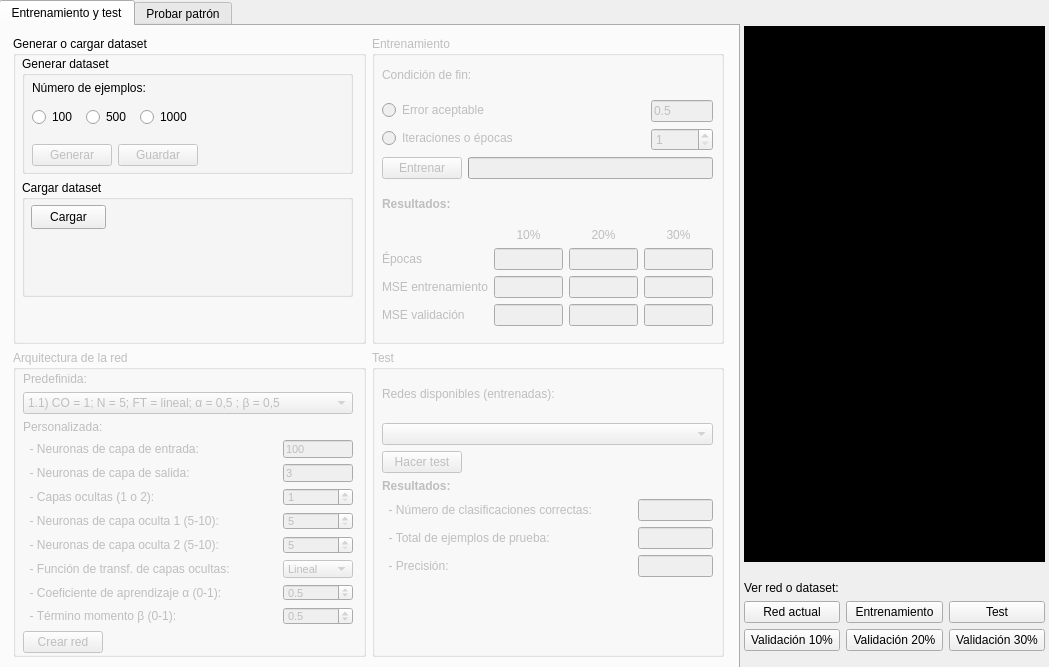
First picture: the form in linux/ui/uitpi.ui, repository angelogllrd/TPI-MLP-Multi-Layer-Perceptron, before the edit.
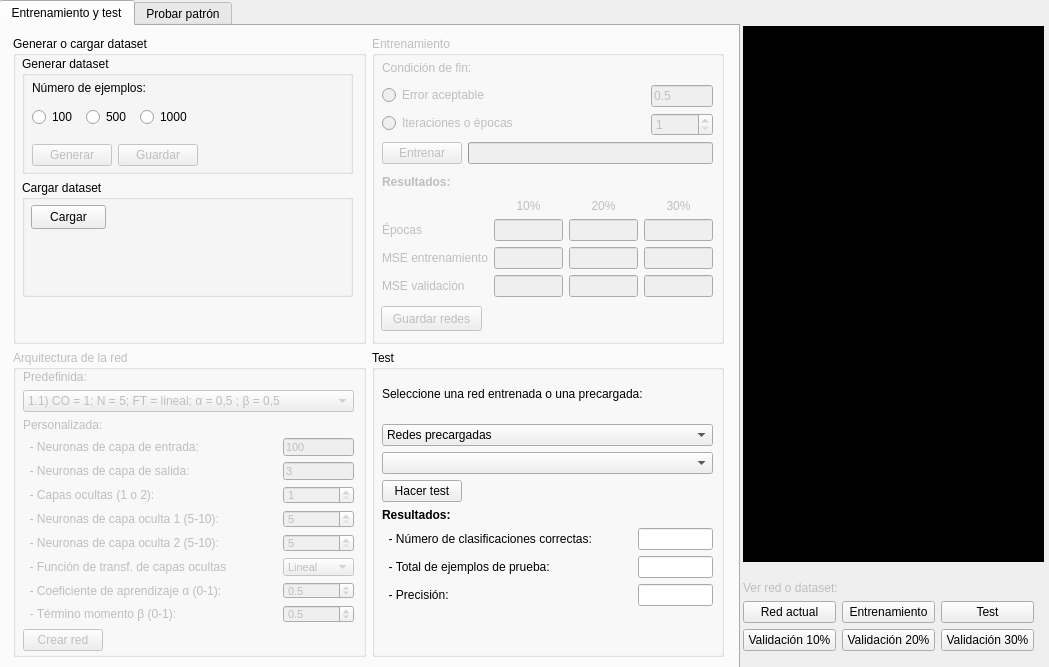
Second picture: the form after the edit.

```diff
--- a/linux/ui/uitpi.ui
+++ b/linux/ui/uitpi.ui
@@ -234,8 +234,8 @@
             <property name="geometry">
              <rect>
               <x>10</x>
-              <y>22</y>
-              <width>330</width>
+              <y>20</y>
+              <width>331</width>
               <height>281</height>
              </rect>
             </property>
@@ -422,13 +422,8 @@
                </item>
                <item row="5" column="0">
                 <widget class="QLabel" name="label_arquired6">
-                 <property name="font">
-                  <font>
-                   <pointsize>9</pointsize>
-                  </font>
-                 </property>
                  <property name="text">
-                  <string>  - Función de transf. de capas ocultas:              </string>
+                  <string>  - Función de transf. de capas ocultas               </string>
                  </property>
                 </widget>
                </item>
@@ -570,7 +565,7 @@
               <x>10</x>
               <y>20</y>
               <width>331</width>
-              <height>270</height>
+              <height>241</height>
              </rect>
             </property>
             <layout class="QVBoxLayout" name="verticalLayout_6">
@@ -595,11 +590,6 @@
                </item>
                <item row="0" column="1">
                 <widget class="QLineEdit" name="lineEdit_erroracep">
-                 <property name="font">
-                  <font>
-                   <pointsize>9</pointsize>
-                  </font>
-                 </property>
                  <property name="text">
                   <string>0.5</string>
                  </property>
@@ -841,12 +831,28 @@
              </item>
             </layout>
            </widget>
+           <widget class="QPushButton" name="pushButton_guardarredesentrenadas">
+            <property name="geometry">
+             <rect>
+              <x>9</x>
+              <y>270</y>
+              <width>101</width>
+              <height>25</height>
+             </rect>
+            </property>
+            <property name="toolTip">
+             <string>&lt;html&gt;&lt;head/&gt;&lt;body&gt;&lt;p&gt;Guarda cada una de las 3 redes entrenadas, junto con sus datasets de entrenamiento, test y validación asociados, en un archivo .json&lt;/p&gt;&lt;/body&gt;&lt;/html&gt;</string>
+            </property>
+            <property name="text">
+             <string>Guardar redes</string>
+            </property>
+           </widget>
           </widget>
          </item>
          <item>
           <widget class="QGroupBox" name="groupBox_test">
            <property name="enabled">
-            <bool>false</bool>
+            <bool>true</bool>
            </property>
            <property name="title">
             <string>Test</string>
@@ -857,29 +863,52 @@
               <x>10</x>
               <y>20</y>
               <width>331</width>
-              <height>207</height>
+              <height>236</height>
              </rect>
             </property>
             <layout class="QVBoxLayout" name="verticalLayout_7">
              <item>
               <widget class="QLabel" name="label_206">
                <property name="text">
-                <string>Redes disponibles (entrenadas):</string>
+                <string>Seleccione una red entrenada o una precargada:</string>
                </property>
               </widget>
              </item>
+             <item>
+              <widget class="QComboBox" name="comboBox_tipomodelotest">
+               <property name="toolTip">
+                <string>&lt;html&gt;&lt;head/&gt;&lt;body&gt;&lt;p&gt;Permite seleccionar si listar las redes precargadas, o las que se entrenaron desde que se inició la aplicación&lt;/p&gt;&lt;/body&gt;&lt;/html&gt;</string>
+               </property>
+               <property name="currentIndex">
+                <number>0</number>
+               </property>
+               <property name="placeholderText">
+                <string>Seleccione un tipo de modelo</string>
+               </property>
+               <item>
+                <property name="text">
+                 <string>Redes precargadas</string>
+                </property>
+               </item>
+               <item>
+                <property name="text">
+                 <string>Redes entrenadas</string>
+                </property>
+               </item>
+              </widget>
+             </item>
              <item>
               <widget class="QComboBox" name="comboBox_test">
                <property name="font">
                 <font>
-                 <pointsize>8</pointsize>
+                 <pointsize>7</pointsize>
                 </font>
                </property>
                <property name="toolTip">
                 <string>&lt;html&gt;&lt;head/&gt;&lt;body&gt;&lt;p&gt;&lt;span style=&quot; font-size:9pt;&quot;&gt;Lista las redes entrenadas que se guardaron. Una red con la misma configuración que una ya existente en la lista, sobreescribe la misma cuando se la entrena&lt;/span&gt;&lt;/p&gt;&lt;/body&gt;&lt;/html&gt;</string>
                </property>
                <property name="placeholderText">
-                <string>Seleccione una opción</string>
+                <string>Seleccione un modelo</string>
                </property>
               </widget>
              </item>
@@ -966,15 +995,12 @@
       </property>
       <property name="geometry">
        <rect>
-        <x>25</x>
+        <x>27</x>
         <y>111</y>
-        <width>91</width>
+        <width>87</width>
         <height>34</height>
        </rect>
       </property>
-      <property name="styleSheet">
-       <string notr="true">border-color: rgba(255, 255, 255, 0);</string>
-      </property>
       <property name="frameShape">
        <enum>QFrame::NoFrame</enum>
       </property>
@@ -988,9 +1014,9 @@
       </property>
       <property name="geometry">
        <rect>
-        <x>112</x>
+        <x>114</x>
         <y>111</y>
-        <width>91</width>
+        <width>87</width>
         <height>34</height>
        </rect>
       </property>
@@ -1008,9 +1034,9 @@
       <property name="geometry">
        <rect>
         <x>376</x>
-        <y>35</y>
-        <width>343</width>
-        <height>94</height>
+        <y>31</y>
+        <width>342</width>
+        <height>83</height>
        </rect>
       </property>
       <property name="frameShape">
@@ -1027,9 +1053,9 @@
       <property name="geometry">
        <rect>
         <x>376</x>
-        <y>124</y>
-        <width>343</width>
-        <height>182</height>
+        <y>112</y>
+        <width>342</width>
+        <height>163</height>
        </rect>
       </property>
       <property name="frameShape">
@@ -1046,28 +1072,9 @@
       <property name="geometry">
        <rect>
         <x>376</x>
-        <y>349</y>
-        <width>343</width>
-        <height>65</height>
-       </rect>
-      </property>
-      <property name="frameShape">
-       <enum>QFrame::NoFrame</enum>
-      </property>
-      <property name="frameShadow">
-       <enum>QFrame::Raised</enum>
-      </property>
-     </widget>
-     <widget class="QFrame" name="frame_test2">
-      <property name="enabled">
-       <bool>false</bool>
-      </property>
-      <property name="geometry">
-       <rect>
-        <x>376</x>
-        <y>410</y>
-        <width>343</width>
-        <height>146</height>
+        <y>440</y>
+        <width>342</width>
+        <height>145</height>
        </rect>
       </property>
       <property name="frameShape">
@@ -1084,9 +1091,9 @@
       <property name="geometry">
        <rect>
         <x>17</x>
-        <y>345</y>
-        <width>344</width>
-        <height>285</height>
+        <y>344</y>
+        <width>343</width>
+        <height>286</height>
        </rect>
       </property>
       <property name="frameShape">
@@ -1096,8 +1103,27 @@
        <enum>QFrame::Raised</enum>
       </property>
      </widget>
-     <zorder>frame_test2</zorder>
-     <zorder>frame_test1</zorder>
+     <widget class="QFrame" name="frame_entrenamiento3">
+      <property name="enabled">
+       <bool>false</bool>
+      </property>
+      <property name="geometry">
+       <rect>
+        <x>376</x>
+        <y>275</y>
+        <width>109</width>
+        <height>35</height>
+       </rect>
+      </property>
+      <property name="frameShape">
+       <enum>QFrame::NoFrame</enum>
+      </property>
+      <property name="frameShadow">
+       <enum>QFrame::Raised</enum>
+      </property>
+     </widget>
+     <zorder>frame_entrenamiento3</zorder>
+     <zorder>frame_test</zorder>
      <zorder>frame_arquitectura</zorder>
      <zorder>frame_entrenamiento2</zorder>
      <zorder>frame_entrenamiento1</zorder>
@@ -4427,7 +4453,7 @@
    <widget class="QPlainTextEdit" name="consola">
     <property name="geometry">
      <rect>
-      <x>744</x>
+      <x>743</x>
       <y>26</y>
       <width>301</width>
       <height>536</height>
@@ -4453,15 +4479,18 @@
    <widget class="QWidget" name="verticalLayoutWidget_6">
     <property name="geometry">
      <rect>
-      <x>744</x>
+      <x>743</x>
       <y>560</y>
-      <width>301</width>
+      <width>291</width>
       <height>91</height>
      </rect>
     </property>
     <layout class="QVBoxLayout" name="verticalLayout_14">
      <item>
       <widget class="QLabel" name="label_verreddataset">
+       <property name="enabled">
+        <bool>false</bool>
+       </property>
        <property name="text">
         <string>Ver red o dataset:</string>
        </property>
@@ -4476,6 +4505,9 @@
         <layout class="QGridLayout" name="gridLayout">
          <item row="0" column="0">
           <widget class="QPushButton" name="pushButton_verred">
+           <property name="enabled">
+            <bool>true</bool>
+           </property>
            <property name="toolTip">
             <string>&lt;html&gt;&lt;head/&gt;&lt;body&gt;&lt;p&gt;Permite ver el contenido de la red actual&lt;/p&gt;&lt;/body&gt;&lt;/html&gt;</string>
            </property>
@@ -4486,6 +4518,9 @@
          </item>
          <item row="0" column="1">
           <widget class="QPushButton" name="pushButton_verentr">
+           <property name="enabled">
+            <bool>true</bool>
+           </property>
            <property name="toolTip">
             <string>&lt;html&gt;&lt;head/&gt;&lt;body&gt;&lt;p&gt;Permite ver el contenido del conjunto de entrenamiento de forma tabular y gráfica&lt;/p&gt;&lt;/body&gt;&lt;/html&gt;</string>
            </property>
@@ -4496,6 +4531,9 @@
          </item>
          <item row="1" column="0">
           <widget class="QPushButton" name="pushButton_verval10">
+           <property name="enabled">
+            <bool>true</bool>
+           </property>
            <property name="toolTip">
             <string>&lt;html&gt;&lt;head/&gt;&lt;body&gt;&lt;p&gt;Permite ver el contenido del conjunto de validación del 10%, de forma tabular y gráfica&lt;/p&gt;&lt;/body&gt;&lt;/html&gt;</string>
            </property>
@@ -4506,6 +4544,9 @@
          </item>
          <item row="0" column="2">
           <widget class="QPushButton" name="pushButton_vertest">
+           <property name="enabled">
+            <bool>true</bool>
+           </property>
            <property name="toolTip">
             <string>&lt;html&gt;&lt;head/&gt;&lt;body&gt;&lt;p&gt;Permite ver el contenido del conjunto de test de forma tabular y gráfica&lt;/p&gt;&lt;/body&gt;&lt;/html&gt;</string>
            </property>
@@ -4516,6 +4557,9 @@
          </item>
          <item row="1" column="1">
           <widget class="QPushButton" name="pushButton_verval20">
+           <property name="enabled">
+            <bool>true</bool>
+           </property>
            <property name="toolTip">
             <string>&lt;html&gt;&lt;head/&gt;&lt;body&gt;&lt;p&gt;Permite ver el contenido del conjunto de validación del 20%, de forma tabular y gráfica&lt;/p&gt;&lt;/body&gt;&lt;/html&gt;</string>
            </property>
@@ -4526,6 +4570,9 @@
          </item>
          <item row="1" column="2">
           <widget class="QPushButton" name="pushButton_verval30">
+           <property name="enabled">
+            <bool>true</bool>
+           </property>
            <property name="toolTip">
             <string>&lt;html&gt;&lt;head/&gt;&lt;body&gt;&lt;p&gt;Permite ver el contenido del conjunto de validación del 30%, de forma tabular y gráfica&lt;/p&gt;&lt;/body&gt;&lt;/html&gt;</string>
            </property>
@@ -4548,8 +4595,8 @@
      <rect>
       <x>740</x>
       <y>592</y>
-      <width>105</width>
-      <height>34</height>
+      <width>100</width>
+      <height>32</height>
      </rect>
     </property>
     <property name="frameShape">
@@ -4565,9 +4612,9 @@
     </property>
     <property name="geometry">
      <rect>
-      <x>843</x>
+      <x>839</x>
       <y>592</y>
-      <width>206</width>
+      <width>199</width>
       <height>64</height>
      </rect>
     </property>
@@ -4585,9 +4632,9 @@
     <property name="geometry">
      <rect>
       <x>740</x>
-      <y>622</y>
-      <width>105</width>
-      <height>34</height>
+      <y>623</y>
+      <width>100</width>
+      <height>33</height>
      </rect>
     </property>
     <property name="frameShape">
```
Left out of the diff: 297 changed lines with no effect on the pictures.
